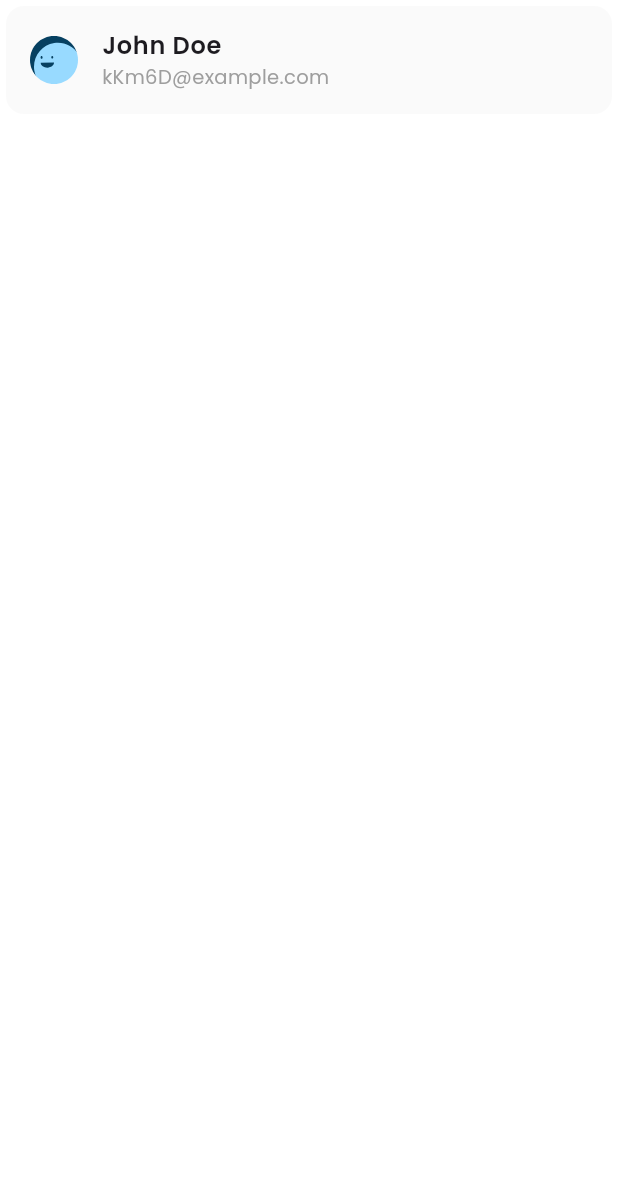
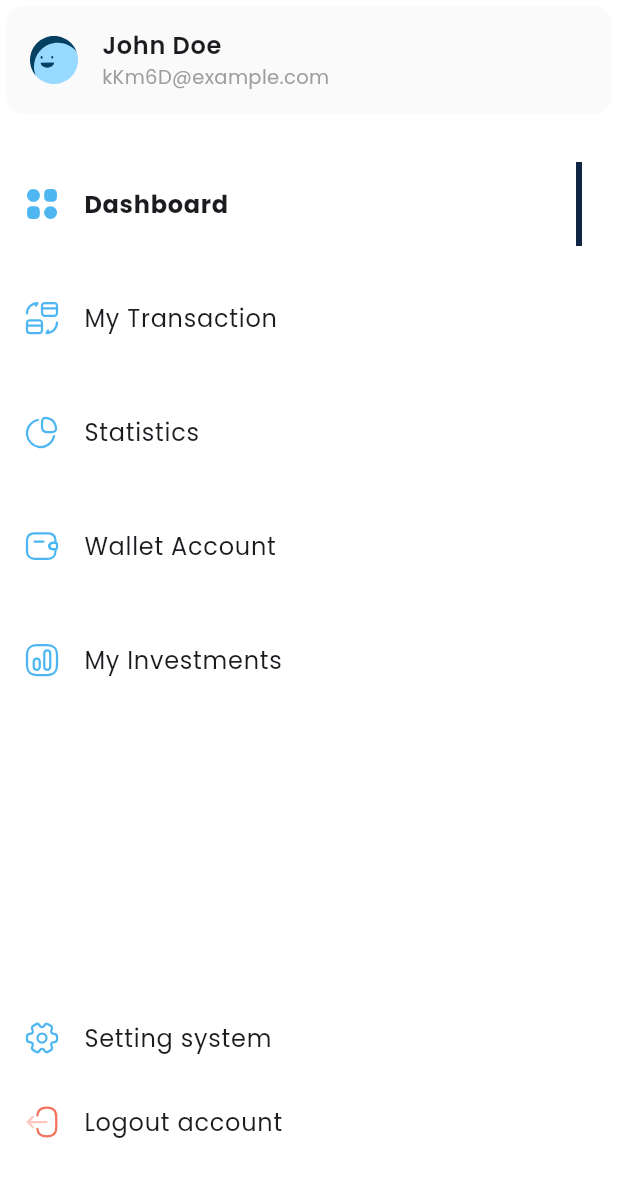
Before and after one commit to KamelKOFASH/shatabuha_dashboard, a Flutter app: the screen it shows after launch, on a phone screen of 412 x 824 dp. Shown: the top 1177 px of the screen. Run offline on Flutter 3.47's test engine with Material 3 defaults, Android fonts, the phone set to English and light mode, and no system bars; our stand-ins replace flutter_svg.

Commit message:
`Removed unused SVG assets and updated Assets class to reflect the changes`

```diff
--- a/lib/core/utils/app_images.dart
+++ b/lib/core/utils/app_images.dart
@@ -26,22 +26,6 @@ class Assets {
   /// assets/images/bgImage2.svg
   static const String imagesBgImage2 = "assets/images/bgImage2.svg";
 
-  /// Assets for imagesBoldHome
-  /// assets/images/Bold/home.svg
-  static const String imagesBoldHome = "assets/images/Bold/home.svg";
-
-  /// Assets for imagesBoldProducts
-  /// assets/images/Bold/products.svg
-  static const String imagesBoldProducts = "assets/images/Bold/products.svg";
-
-  /// Assets for imagesBoldShoppingCart
-  /// assets/images/Bold/shopping-cart.svg
-  static const String imagesBoldShoppingCart = "assets/images/Bold/shopping-cart.svg";
-
-  /// Assets for imagesBoldUser
-  /// assets/images/Bold/user.svg
-  static const String imagesBoldUser = "assets/images/Bold/user.svg";
-
   /// Assets for imagesCardReceive
   /// assets/images/card-receive.svg
   static const String imagesCardReceive = "assets/images/card-receive.svg";
@@ -49,6 +33,18 @@ class Assets {
   /// Assets for imagesCardSend
   /// assets/images/card-send.svg
   static const String imagesCardSend = "assets/images/card-send.svg";
+
+  /// Assets for imagesCategory2
+  /// assets/images/category-2.svg
+  static const String imagesCategory2 = "assets/images/category-2.svg";
+
+  /// Assets for imagesChart2
+  /// assets/images/chart-2.svg
+  static const String imagesChart2 = "assets/images/chart-2.svg";
+
+  /// Assets for imagesConvertCard
+  /// assets/images/convert-card.svg
+  static const String imagesConvertCard = "assets/images/convert-card.svg";
 
   /// Assets for imagesEdit
   /// assets/images/edit.svg
@@ -58,33 +54,17 @@ class Assets {
   /// assets/images/featured_item_bg.svg
   static const String imagesFeaturedItemBg = "assets/images/featured_item_bg.svg";
 
-  /// Assets for imagesIconsTwotoneCategory2
-  /// assets/images/icons/twotone/category-2.svg
-  static const String imagesIconsTwotoneCategory2 = "assets/images/icons/twotone/category-2.svg";
+  /// Assets for imagesGraph
+  /// assets/images/graph.svg
+  static const String imagesGraph = "assets/images/graph.svg";
 
-  /// Assets for imagesIconsTwotoneChart2
-  /// assets/images/icons/twotone/chart-2.svg
-  static const String imagesIconsTwotoneChart2 = "assets/images/icons/twotone/chart-2.svg";
+  /// Assets for imagesHome
+  /// assets/images/home.svg
+  static const String imagesHome = "assets/images/home.svg";
 
-  /// Assets for imagesIconsTwotoneConvertCard
-  /// assets/images/icons/twotone/convert-card.svg
-  static const String imagesIconsTwotoneConvertCard = "assets/images/icons/twotone/convert-card.svg";
-
-  /// Assets for imagesIconsTwotoneGraph
-  /// assets/images/icons/twotone/graph.svg
-  static const String imagesIconsTwotoneGraph = "assets/images/icons/twotone/graph.svg";
-
-  /// Assets for imagesIconsTwotoneLogout
-  /// assets/images/icons/twotone/logout.svg
-  static const String imagesIconsTwotoneLogout = "assets/images/icons/twotone/logout.svg";
-
-  /// Assets for imagesIconsTwotoneSetting2
-  /// assets/images/icons/twotone/setting-2.svg
-  static const String imagesIconsTwotoneSetting2 = "assets/images/icons/twotone/setting-2.svg";
-
-  /// Assets for imagesIconsTwotoneWallet2
-  /// assets/images/icons/twotone/wallet-2.svg
-  static const String imagesIconsTwotoneWallet2 = "assets/images/icons/twotone/wallet-2.svg";
+  /// Assets for imagesHomeOutline
+  /// assets/images/home_outline.svg
+  static const String imagesHomeOutline = "assets/images/home_outline.svg";
 
   /// Assets for imagesIfEmptyImage
   /// assets/images/ifEmptyImage.png
@@ -106,6 +86,10 @@ class Assets {
   /// assets/images/logo.png
   static const String imagesLogo = "assets/images/logo.png";
 
+  /// Assets for imagesLogout
+  /// assets/images/logout.svg
+  static const String imagesLogout = "assets/images/logout.svg";
+
   /// Assets for imagesMaskGroup
   /// assets/images/Mask_group.svg
   static const String imagesMaskGroup = "assets/images/Mask_group.svg";
@@ -122,23 +106,39 @@ class Assets {
   /// assets/images/on-boarding-pic2.svg
   static const String imagesOnBoardingPic2 = "assets/images/on-boarding-pic2.svg";
 
-  /// Assets for imagesOutlineHome
-  /// assets/images/Outline/home.svg
-  static const String imagesOutlineHome = "assets/images/Outline/home.svg";
-
-  /// Assets for imagesOutlineProducts
-  /// assets/images/Outline/products.svg
-  static const String imagesOutlineProducts = "assets/images/Outline/products.svg";
-
-  /// Assets for imagesOutlineShoppingCart
-  /// assets/images/Outline/shopping-cart.svg
-  static const String imagesOutlineShoppingCart = "assets/images/Outline/shopping-cart.svg";
-
-  /// Assets for imagesOutlineUser
-  /// assets/images/Outline/user.svg
-  static const String imagesOutlineUser = "assets/images/Outline/user.svg";
-
   /// Assets for imagesProductTest
   /// assets/images/product_test.png
   static const String imagesProductTest = "assets/images/product_test.png";
+
+  /// Assets for imagesProducts
+  /// assets/images/products.svg
+  static const String imagesProducts = "assets/images/products.svg";
+
+  /// Assets for imagesProductsOutline
+  /// assets/images/products_outline.svg
+  static const String imagesProductsOutline = "assets/images/products_outline.svg";
+
+  /// Assets for imagesSetting2
+  /// assets/images/setting-2.svg
+  static const String imagesSetting2 = "assets/images/setting-2.svg";
+
+  /// Assets for imagesShoppingCart
+  /// assets/images/shopping-cart.svg
+  static const String imagesShoppingCart = "assets/images/shopping-cart.svg";
+
+  /// Assets for imagesShoppingCartOutline
+  /// assets/images/shopping-cart_outline.svg
+  static const String imagesShoppingCartOutline = "assets/images/shopping-cart_outline.svg";
+
+  /// Assets for imagesUser
+  /// assets/images/user.svg
+  static const String imagesUser = "assets/images/user.svg";
+
+  /// Assets for imagesUserOutline
+  /// assets/images/user_outline.svg
+  static const String imagesUserOutline = "assets/images/user_outline.svg";
+
+  /// Assets for imagesWallet2
+  /// assets/images/wallet-2.svg
+  static const String imagesWallet2 = "assets/images/wallet-2.svg";
 }
--- /dev/null
+++ b/lib/features/dashboard/data/models/drawer_model.dart
@@ -0,0 +1,6 @@
+class DrawerModel {
+  final String title;
+  final String icon;
+
+  const DrawerModel({required this.title, required this.icon});
+}
--- a/lib/features/dashboard/presentation/views/widgets/custom_drawer.dart
+++ b/lib/features/dashboard/presentation/views/widgets/custom_drawer.dart
@@ -1,6 +1,9 @@
 import 'package:flutter/material.dart';
 import 'package:shatabuha_dashboard/core/models/user_model.dart';
 import 'package:shatabuha_dashboard/core/utils/app_images.dart';
+import 'package:shatabuha_dashboard/features/dashboard/data/models/drawer_model.dart';
+import 'package:shatabuha_dashboard/features/dashboard/presentation/views/widgets/drawer_item.dart';
+import 'package:shatabuha_dashboard/features/dashboard/presentation/views/widgets/drawer_items_listview.dart';
 import 'package:shatabuha_dashboard/features/dashboard/presentation/views/widgets/user_info_list_tile.dart';
 
 class CustomDrawer extends StatelessWidget {
@@ -10,14 +13,39 @@ class CustomDrawer extends StatelessWidget {
   Widget build(BuildContext context) {
     return Container(
       color: Colors.white,
-      child: Column(
-        children: [
-          UserInfoListTile(
-            userModel: UserModel(
-              name: 'John Doe',
-              email: 'kKm6D@example.com',
-              phone: '1234567890',
-              imageUrl: Assets.imagesAvatar,
+      child: CustomScrollView(
+        slivers: [
+          SliverToBoxAdapter(
+            child: UserInfoListTile(
+              userModel: UserModel(
+                name: 'John Doe',
+                email: 'kKm6D@example.com',
+                phone: '1234567890',
+                imageUrl: Assets.imagesAvatar,
+              ),
+            ),
+          ),
+          const SliverToBoxAdapter(child: SizedBox(height: 8)),
+          const DrawerItemsListView(),
+          const SliverFillRemaining(
+            hasScrollBody: false,
+            child: Column(
+              children: [
+                Expanded(child: SizedBox(height: 20.0)),
+                InActiveItem(
+                  drawerModel: DrawerModel(
+                    title: 'Setting system',
+                    icon: Assets.imagesSetting2,
+                  ),
+                ),
+                InActiveItem(
+                  drawerModel: DrawerModel(
+                    title: 'Logout account',
+                    icon: Assets.imagesLogout,
+                  ),
+                ),
+                SizedBox(height: 48),
+              ],
             ),
           ),
         ],
--- /dev/null
+++ b/lib/features/dashboard/presentation/views/widgets/drawer_item.dart
@@ -0,0 +1,53 @@
+import 'package:flutter/material.dart';
+import 'package:flutter_svg/svg.dart';
+import 'package:shatabuha_dashboard/core/utils/app_colors.dart';
+import 'package:shatabuha_dashboard/core/utils/text_styles.dart';
+import 'package:shatabuha_dashboard/features/dashboard/data/models/drawer_model.dart';
+
+class DrawerItem extends StatelessWidget {
+  const DrawerItem({
+    super.key,
+    required this.drawerModel,
+    required this.isSelected,
+  });
+  final DrawerModel drawerModel;
+  final bool isSelected;
+  @override
+  Widget build(BuildContext context) {
+    return isSelected
+        ? ActiveItem(drawerModel: drawerModel)
+        : InActiveItem(drawerModel: drawerModel);
+  }
+}
+
+class InActiveItem extends StatelessWidget {
+  const InActiveItem({super.key, required this.drawerModel});
+
+  final DrawerModel drawerModel;
+
+  @override
+  Widget build(BuildContext context) {
+    return ListTile(
+      leading: SvgPicture.asset(drawerModel.icon),
+      title: Text(drawerModel.title, style: TextStyles.regular16),
+    );
+  }
+}
+
+class ActiveItem extends StatelessWidget {
+  const ActiveItem({super.key, required this.drawerModel});
+
+  final DrawerModel drawerModel;
+
+  @override
+  Widget build(BuildContext context) {
+    return ListTile(
+      leading: SvgPicture.asset(drawerModel.icon),
+      title: Text(drawerModel.title, style: TextStyles.bold16),
+      trailing: Container(
+        width: 4,
+        decoration: const BoxDecoration(color: AppColors.primaryColor),
+      ),
+    );
+  }
+}
--- /dev/null
+++ b/lib/features/dashboard/presentation/views/widgets/drawer_items_listview.dart
@@ -0,0 +1,47 @@
+import 'package:flutter/material.dart';
+import 'package:shatabuha_dashboard/core/utils/app_images.dart';
+import 'package:shatabuha_dashboard/features/dashboard/data/models/drawer_model.dart';
+import 'package:shatabuha_dashboard/features/dashboard/presentation/views/widgets/drawer_item.dart';
+
+class DrawerItemsListView extends StatefulWidget {
+  const DrawerItemsListView({super.key});
+
+  @override
+  State<DrawerItemsListView> createState() => _DrawerItemsListViewState();
+}
+
+class _DrawerItemsListViewState extends State<DrawerItemsListView> {
+  final List<DrawerModel> drawerItems = const [
+    DrawerModel(title: 'Dashboard', icon: Assets.imagesCategory2),
+    DrawerModel(title: 'My Transaction', icon: Assets.imagesConvertCard),
+    DrawerModel(title: 'Statistics', icon: Assets.imagesGraph),
+    DrawerModel(title: 'Wallet Account', icon: Assets.imagesWallet2),
+    DrawerModel(title: 'My Investments', icon: Assets.imagesChart2),
+  ];
+
+  int selectedIndex = 0;
+  @override
+  Widget build(BuildContext context) {
+    return SliverList.builder(
+      itemCount: drawerItems.length,
+      itemBuilder: (context, index) {
+        return GestureDetector(
+          onTap: () {
+            if (selectedIndex != index) {
+              setState(() {
+                selectedIndex = index;
+              });
+            }
+          },
+          child: Padding(
+            padding: const EdgeInsets.only(top: 20.0),
+            child: DrawerItem(
+              drawerModel: drawerItems[index],
+              isSelected: selectedIndex == index,
+            ),
+          ),
+        );
+      },
+    );
+  }
+}
```
Also changed, not shown: assets/images/category-2.svg (renamed from assets/images/icons/twotone/category-2.svg), assets/images/chart-2.svg (renamed from assets/images/icons/twotone/chart-2.svg), assets/images/convert-card.svg (renamed from assets/images/icons/twotone/convert-card.svg), assets/images/graph.svg (renamed from assets/images/icons/twotone/graph.svg), assets/images/home.svg (renamed from assets/images/Bold/home.svg), assets/images/home_outline.svg (renamed from assets/images/Outline/home.svg), assets/images/logout.svg (renamed from assets/images/icons/twotone/logout.svg), assets/images/products.svg (renamed from assets/images/Bold/products.svg), assets/images/products_outline.svg (renamed from assets/images/Outline/products.svg), assets/images/setting-2.svg (renamed from assets/images/icons/twotone/setting-2.svg), assets/images/shopping-cart.svg (renamed from assets/images/Bold/shopping-cart.svg), assets/images/shopping-cart_outline.svg (renamed from assets/images/Outline/shopping-cart.svg), assets/images/user.svg (renamed from assets/images/Bold/user.svg), assets/images/user_outline.svg (renamed from assets/images/Outline/user.svg), 1 more files.
